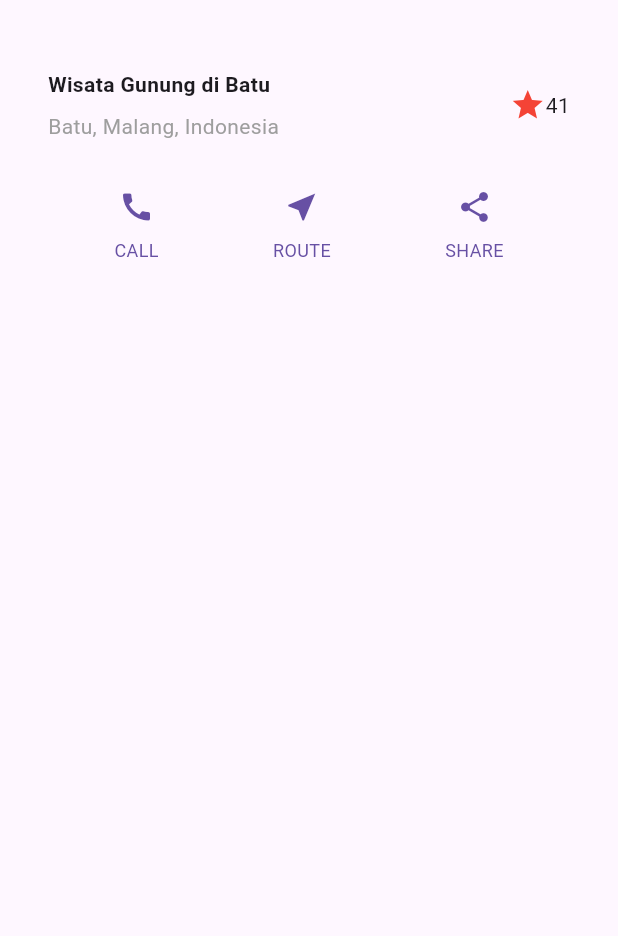
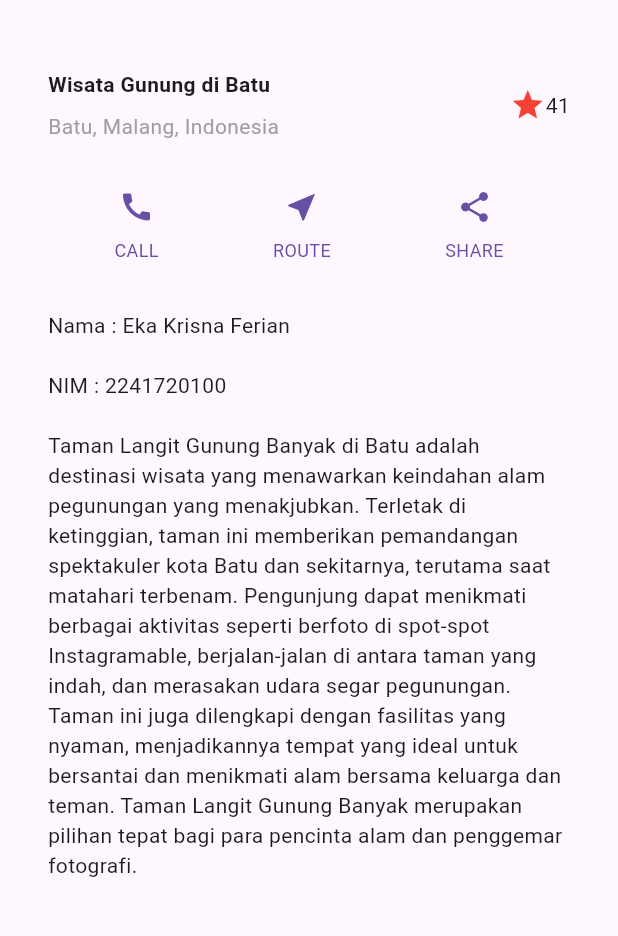
Before and after one commit to jooharver/PemrogramanMobile, a Flutter app: the screen it shows after launch, on a phone screen of 412 x 824 dp, the part 63-999 px from its top. Run offline on Flutter 3.47's test engine with Material 3 defaults, Android fonts, the phone set to English and light mode, and no system bars.

Commit message:
Praktikum3

```diff
--- a/Week6/layout_flutter/lib/main.dart
+++ b/Week6/layout_flutter/lib/main.dart
@@ -58,6 +58,28 @@ class MyApp extends StatelessWidget {
       ],
     );
 
+    // Membuat textSection
+    Widget textSection = Container(
+      padding: const EdgeInsets.all(32),
+      child: const Text(
+        'Nama : Eka Krisna Ferian\n\n'
+        'NIM : 2241720100\n\n'
+        'Taman Langit Gunung Banyak di Batu adalah destinasi wisata '
+        'yang menawarkan keindahan alam pegunungan yang menakjubkan. '
+        'Terletak di ketinggian, taman ini memberikan pemandangan '
+        'spektakuler kota Batu dan sekitarnya, terutama saat matahari '
+        'terbenam. Pengunjung dapat menikmati berbagai aktivitas '
+        'seperti berfoto di spot-spot Instagramable, berjalan-jalan '
+        'di antara taman yang indah, dan merasakan udara segar '
+        'pegunungan. Taman ini juga dilengkapi dengan fasilitas '
+        'yang nyaman, menjadikannya tempat yang ideal untuk bersantai '
+        'dan menikmati alam bersama keluarga dan teman. Taman Langit '
+        'Gunung Banyak merupakan pilihan tepat bagi para pencinta '
+        'alam dan penggemar fotografi.',
+        softWrap: true,
+      ),
+    );
+
     return MaterialApp(
       title: 'Flutter Layout Demo',
       home: Scaffold(
@@ -68,6 +90,7 @@ class MyApp extends StatelessWidget {
           children: [
             titleSection,
             buttonSection, // Menambahkan buttonSection ke dalam body
+            textSection, // Menambahkan textSection ke dalam body
           ],
         ),
       ),
```
